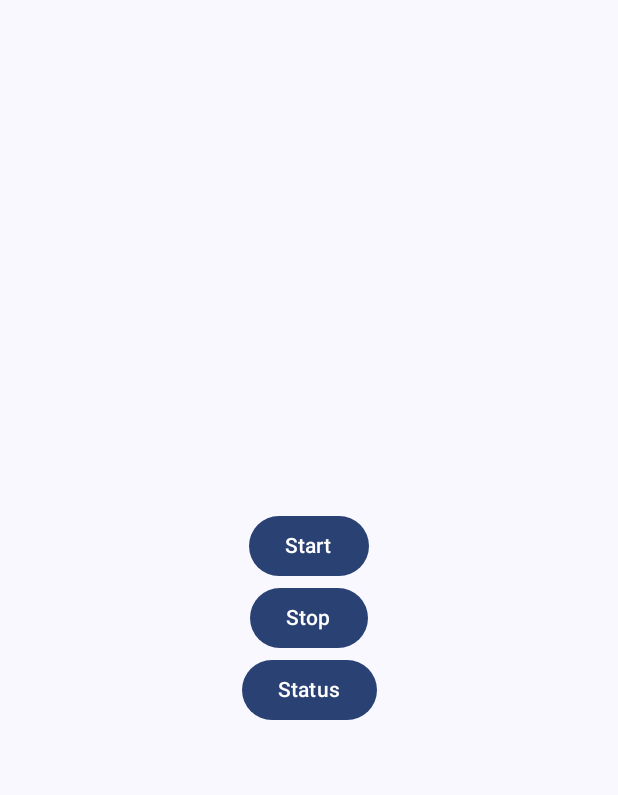
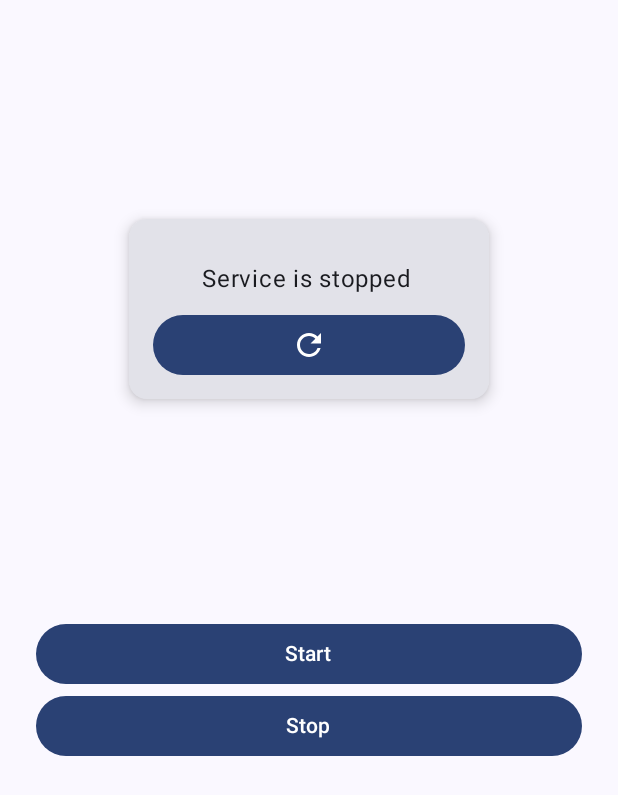
Before and after one commit to waheedullahkhan001/audiodriver, an Android app built with Jetpack Compose: the screen it shows after launch (MainActivity), on a phone screen of 412 x 824 dp. Shown: the top 795 px of the screen. Run offline under Robolectric (Android 15) with nearby library versions, the phone set to English and light mode, and no system bars.

Commit message:
refactor MainActivity layout and improve service control UI

```diff
--- a/app/src/main/java/com/freedom/audiodriver/MainActivity.kt
+++ b/app/src/main/java/com/freedom/audiodriver/MainActivity.kt
@@ -4,29 +4,45 @@ import android.Manifest
 import android.content.Intent
 import android.os.Build
 import android.os.Bundle
-import android.widget.Toast
 import androidx.activity.ComponentActivity
 import androidx.activity.compose.setContent
 import androidx.activity.enableEdgeToEdge
 import androidx.compose.foundation.layout.Arrangement
 import androidx.compose.foundation.layout.Column
+import androidx.compose.foundation.layout.Row
+import androidx.compose.foundation.layout.fillMaxHeight
 import androidx.compose.foundation.layout.fillMaxSize
+import androidx.compose.foundation.layout.fillMaxWidth
 import androidx.compose.foundation.layout.padding
+import androidx.compose.foundation.layout.size
+import androidx.compose.material.icons.Icons
+import androidx.compose.material.icons.filled.Refresh
 import androidx.compose.material3.Button
+import androidx.compose.material3.Card
+import androidx.compose.material3.CardDefaults
+import androidx.compose.material3.Icon
 import androidx.compose.material3.Scaffold
 import androidx.compose.material3.Text
 import androidx.compose.runtime.Composable
+import androidx.compose.runtime.getValue
+import androidx.compose.runtime.mutableStateOf
+import androidx.compose.runtime.remember
+import androidx.compose.runtime.rememberCoroutineScope
+import androidx.compose.runtime.setValue
 import androidx.compose.ui.Alignment
 import androidx.compose.ui.Modifier
 import androidx.compose.ui.platform.LocalContext
 import androidx.compose.ui.text.style.TextAlign
 import androidx.compose.ui.tooling.preview.Preview
+import androidx.compose.ui.unit.dp
 import com.freedom.audiodriver.service.MainService
 import com.freedom.audiodriver.ui.theme.AudioDriverTheme
 import com.google.accompanist.permissions.ExperimentalPermissionsApi
 import com.google.accompanist.permissions.isGranted
 import com.google.accompanist.permissions.rememberPermissionState
 import com.google.accompanist.permissions.shouldShowRationale
+import kotlinx.coroutines.delay
+import kotlinx.coroutines.launch
 
 class MainActivity : ComponentActivity() {
     override fun onCreate(savedInstanceState: Bundle?) {
@@ -47,19 +63,75 @@ class MainActivity : ComponentActivity() {
 @OptIn(ExperimentalPermissionsApi::class)
 @Composable
 fun Main(modifier: Modifier = Modifier) {
-    Column (
-        modifier = modifier.fillMaxSize(),
+    Column(
+        modifier = modifier
+            .fillMaxSize()
+            .padding(horizontal = 24.dp),
         horizontalAlignment = Alignment.CenterHorizontally,
-        verticalArrangement = Arrangement.Center
     ) {
         val context = LocalContext.current
+        val scope = rememberCoroutineScope()
         val permissionState = rememberPermissionState(
             Manifest.permission.RECORD_AUDIO
         )
+        var isRunning by remember {
+            mutableStateOf(
+                MainService.isServiceRunningInForeground(
+                    context, MainService::class.java
+                )
+            )
+        }
 
         if (permissionState.status.isGranted) {
+            Column(
+                modifier = Modifier.fillMaxHeight(0.5f),
+                horizontalAlignment = Alignment.CenterHorizontally,
+                verticalArrangement = Arrangement.Center,
+            ) {
+                Card(
+                    elevation = CardDefaults.cardElevation(
+                        defaultElevation = 6.dp
+                    ), modifier = Modifier.size(width = 240.dp, height = 120.dp)
+                ) {
+                    Column(
+                        modifier = Modifier
+                            .fillMaxSize()
+                            .padding(16.dp),
+                        verticalArrangement = Arrangement.Center,
+                        horizontalAlignment = Alignment.CenterHorizontally,
+                    ) {
+
+                        Row(
+                            Modifier.padding(vertical = 12.dp),
+                        ) {
+                            Text(
+                                text = if (isRunning) "Service is running "
+                                else "Service is stopped ",
+                                textAlign = TextAlign.Center,
+                            )
+                        }
                         Button(
+                            modifier = Modifier.fillMaxWidth(),
                             onClick = {
+                                isRunning = MainService.isServiceRunningInForeground(
+                                    context, MainService::class.java
+                                )
+                            },
+                        ) {
+                            Icon(
+                                imageVector = Icons.Default.Refresh,
+                                contentDescription = "Refresh",
+                            )
+                        }
+                    }
+                }
+            }
+            Column(
+                modifier = Modifier.fillMaxHeight(0.5f),
+                horizontalAlignment = Alignment.CenterHorizontally,
+            ) {
+                Button(
+                    modifier = Modifier.fillMaxWidth(), onClick = {
                         val intent = Intent(context, MainService::class.java).apply {
                             action = MainService.Actions.START.name
                         }
@@ -68,12 +140,17 @@ fun Main(modifier: Modifier = Modifier) {
                         } else {
                             context.startService(intent)
                         }
+                        scope.launch {
+                            delay(3000)
+                            isRunning = MainService.isServiceRunningInForeground(
+                                context, MainService::class.java
+                            )
                         }
-            ) {
+                    }) {
                     Text("Start")
                 }
                 Button(
-                onClick = {
+                    modifier = Modifier.fillMaxWidth(), onClick = {
                         val intent = Intent(context, MainService::class.java).apply {
                             action = MainService.Actions.STOP.name
                         }
@@ -82,35 +159,26 @@ fun Main(modifier: Modifier = Modifier) {
                         } else {
                             context.startService(intent)
                         }
+                        scope.launch {
+                            delay(3000)
+                            isRunning = MainService.isServiceRunningInForeground(
+                                context, MainService::class.java
+                            )
                         }
-            ) {
+                    }) {
                     Text("Stop")
                 }
-            Button(
-                onClick = {
-                    val isServiceRunning = MainService.isServiceRunningInForeground(
-                        context,
-                        MainService::class.java
-                    )
-                    val status = if (isServiceRunning) "Running" else "Not running"
-                    val toast = Toast.makeText(context, status, Toast.LENGTH_SHORT)
-                    toast.show()
-                }
-            ) {
-                Text("Status")
             }
         } else {
             val textToShow = if (permissionState.status.shouldShowRationale) {
                 "The microphone is important for this app. Please grant the permission."
             } else {
-                "Microphone permission required for this feature to be available. " +
-                        "Please grant the permission"
+                "Microphone permission required for this feature to be available. " + "Please grant the permission"
             }
             Text(
-                textToShow,
-                textAlign = TextAlign.Center
+                textToShow, textAlign = TextAlign.Center
             )
-            Button (onClick = { permissionState.launchPermissionRequest() }) {
+            Button(onClick = { permissionState.launchPermissionRequest() }) {
                 Text("Request permission")
             }
         }
```
Lines whose indentation alone changed are shown as unchanged.
